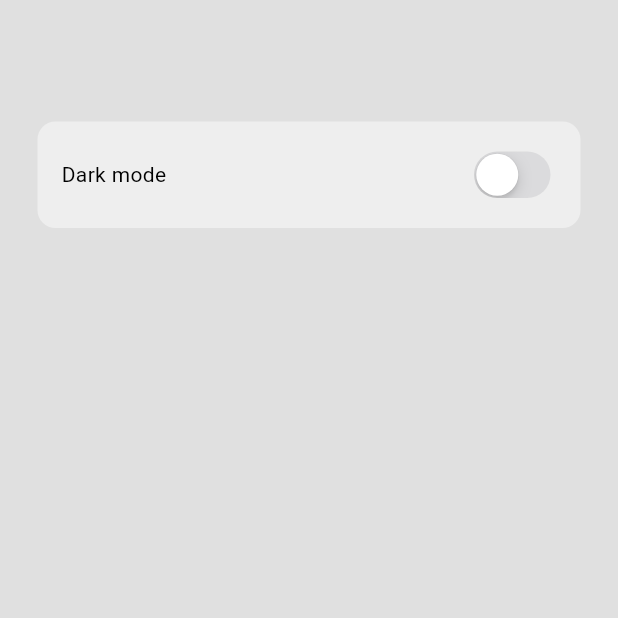
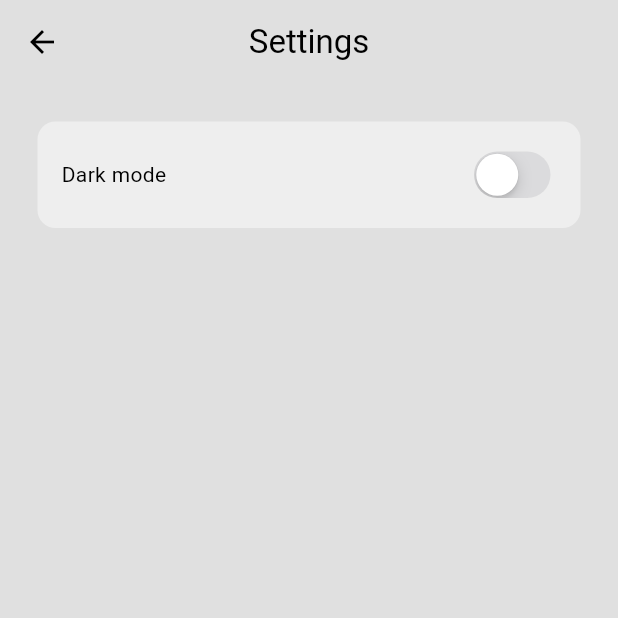
Before and after one commit to Mike20403/Chatapp, a Flutter app: the screen it shows once a user with an empty profile is signed in, in the side drawer, after a tap on "S E T T I N G S", on a phone screen of 412 x 824 dp, the top half of it. Run offline on Flutter 3.47's test engine with Material 3 defaults, Android fonts, the phone set to English and light mode, and no system bars; our stand-ins replace cloud_firestore, firebase_auth, firebase_core; accounts and stored records are empty; network calls fail.

```diff
--- a/lib/components/custom_textfield.dart
+++ b/lib/components/custom_textfield.dart
@@ -4,12 +4,14 @@ class CustomTextfield extends StatelessWidget {
   final String hintText;
   final bool obscureText;
   final TextEditingController controller;
+  final FocusNode? focusNode;
 
   const CustomTextfield({
     super.key,
     required this.hintText,
     required this.obscureText,
     required this.controller,
+    this.focusNode,
   });
 
   @override
--- a/lib/main.dart
+++ b/lib/main.dart
@@ -10,7 +10,7 @@ void main() async {
   await Firebase.initializeApp(options: DefaultFirebaseOptions.currentPlatform);
   runApp(ChangeNotifierProvider(
     create: (context) => ThemeProvider(),
-    child: const MyApp(),
+    child: MyApp(),
   ));
 }
 
--- a/lib/services/chat/chat_service.dart
+++ b/lib/services/chat/chat_service.dart
@@ -1,7 +1,6 @@
 import 'package:chatapp/models/message.dart';
 import 'package:cloud_firestore/cloud_firestore.dart';
 import 'package:firebase_auth/firebase_auth.dart';
-import 'package:flutter/material.dart';
 
 class ChatService {
   // Get instance of firestore & auth
--- a/lib/themes/dark_theme.dart
+++ b/lib/themes/dark_theme.dart
@@ -9,7 +9,7 @@ ThemeData darkTheme = ThemeData(
     inversePrimary: Colors.grey.shade900,
   ),
   appBarTheme: AppBarTheme(
-    backgroundColor: Colors.grey.shade900,
-    foregroundColor: Colors.transparent,
+    foregroundColor: Colors.white,
+    backgroundColor: Colors.transparent,
   ),
 );
--- a/lib/themes/light_theme.dart
+++ b/lib/themes/light_theme.dart
@@ -9,7 +9,7 @@ ThemeData lightTheme = ThemeData(
     inversePrimary: Colors.grey.shade900,
   ),
   appBarTheme: AppBarTheme(
-    backgroundColor: Colors.grey.shade300,
-    foregroundColor: Colors.transparent,
+    foregroundColor: Colors.black,
+    backgroundColor: Colors.transparent,
   ),
 );
```
Also changed, not shown: lib/pages/chat_page.dart (+60 -5 lines).
